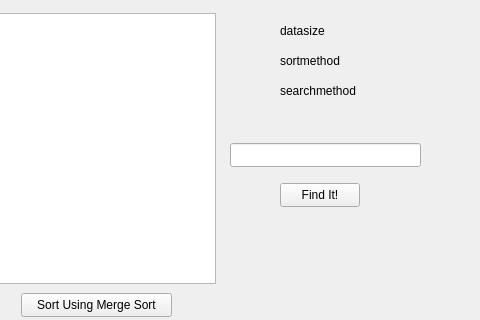
The window that mainwindow.ui (Arkezz/QTLab2) describes before a commit, drawn with Qt 5; both pictures show x 320 to 800 and y 87 to 407 of the 800 by 600 pixel window.
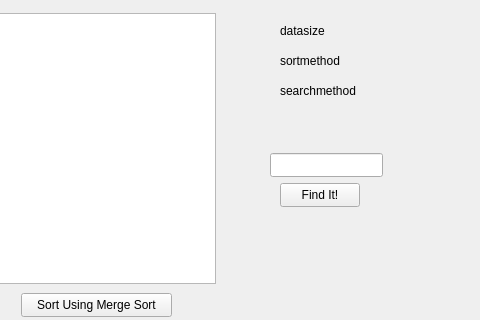
The same window after the commit.

Diff of the .ui file:
```diff
--- a/mainwindow.ui
+++ b/mainwindow.ui
@@ -118,16 +118,6 @@
      <string>Unsorted Array</string>
     </property>
    </widget>
-   <widget class="QLineEdit" name="lineEdit">
-    <property name="geometry">
-     <rect>
-      <x>550</x>
-      <y>230</y>
-      <width>191</width>
-      <height>24</height>
-     </rect>
-    </property>
-   </widget>
    <widget class="QLabel" name="arrayStatus_2">
     <property name="geometry">
      <rect>
@@ -200,6 +190,16 @@
      <string>searchmethod</string>
     </property>
    </widget>
+   <widget class="QLineEdit" name="numberInput">
+    <property name="geometry">
+     <rect>
+      <x>590</x>
+      <y>240</y>
+      <width>113</width>
+      <height>24</height>
+     </rect>
+    </property>
+   </widget>
   </widget>
   <widget class="QMenuBar" name="menubar">
    <property name="geometry">
```
